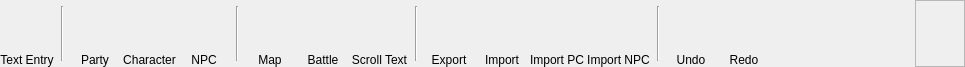
First picture: the form in DMHelper/src/ribbontabcampaign.ui, repository MMetze/DMHelper, before the edit.
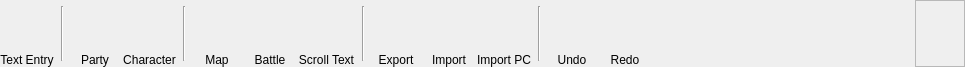
Second picture: the form after the edit. Icons and pictures are not drawn. Custom widgets are drawn as their Qt base class.

Patch:
```diff
--- a/DMHelper/src/ribbontabcampaign.ui
+++ b/DMHelper/src/ribbontabcampaign.ui
@@ -225,58 +225,6 @@
      </item>
     </layout>
    </item>
-   <item>
-    <layout class="QVBoxLayout" name="verticalLayout_8">
-     <property name="spacing">
-      <number>0</number>
-     </property>
-     <item>
-      <widget class="QPushButton" name="btnNewNPC">
-       <property name="minimumSize">
-        <size>
-         <width>50</width>
-         <height>50</height>
-        </size>
-       </property>
-       <property name="maximumSize">
-        <size>
-         <width>50</width>
-         <height>50</height>
-        </size>
-       </property>
-       <property name="toolTip">
-        <string>Add an NPC to the campaign</string>
-       </property>
-       <property name="text">
-        <string/>
-       </property>
-       <property name="icon">
-        <iconset resource="resources.qrc">
-         <normaloff>:/img/data/icon_newnpc.png</normaloff>:/img/data/icon_newnpc.png</iconset>
-       </property>
-       <property name="iconSize">
-        <size>
-         <width>40</width>
-         <height>40</height>
-        </size>
-       </property>
-       <property name="flat">
-        <bool>true</bool>
-       </property>
-      </widget>
-     </item>
-     <item>
-      <widget class="QLabel" name="lblNewNPC">
-       <property name="text">
-        <string>NPC</string>
-       </property>
-       <property name="alignment">
-        <set>Qt::AlignBottom|Qt::AlignHCenter</set>
-       </property>
-      </widget>
-     </item>
-    </layout>
-   </item>
    <item>
     <widget class="Line" name="line_4">
      <property name="minimumSize">
@@ -627,58 +575,6 @@
      </item>
     </layout>
    </item>
-   <item>
-    <layout class="QVBoxLayout" name="verticalLayout_12">
-     <property name="spacing">
-      <number>0</number>
-     </property>
-     <item>
-      <widget class="QPushButton" name="btnImportNPC">
-       <property name="minimumSize">
-        <size>
-         <width>50</width>
-         <height>50</height>
-        </size>
-       </property>
-       <property name="maximumSize">
-        <size>
-         <width>50</width>
-         <height>50</height>
-        </size>
-       </property>
-       <property name="toolTip">
-        <string>Import a character from DnD Beyond as an NPC</string>
-       </property>
-       <property name="text">
-        <string/>
-       </property>
-       <property name="icon">
-        <iconset resource="resources.qrc">
-         <normaloff>:/img/data/icon_importnpc.png</normaloff>:/img/data/icon_importnpc.png</iconset>
-       </property>
-       <property name="iconSize">
-        <size>
-         <width>40</width>
-         <height>40</height>
-        </size>
-       </property>
-       <property name="flat">
-        <bool>true</bool>
-       </property>
-      </widget>
-     </item>
-     <item>
-      <widget class="QLabel" name="lblImportNPC">
-       <property name="text">
-        <string>Import NPC</string>
-       </property>
-       <property name="alignment">
-        <set>Qt::AlignBottom|Qt::AlignHCenter</set>
-       </property>
-      </widget>
-     </item>
-    </layout>
-   </item>
    <item>
     <widget class="Line" name="line_2">
      <property name="minimumSize">
```
